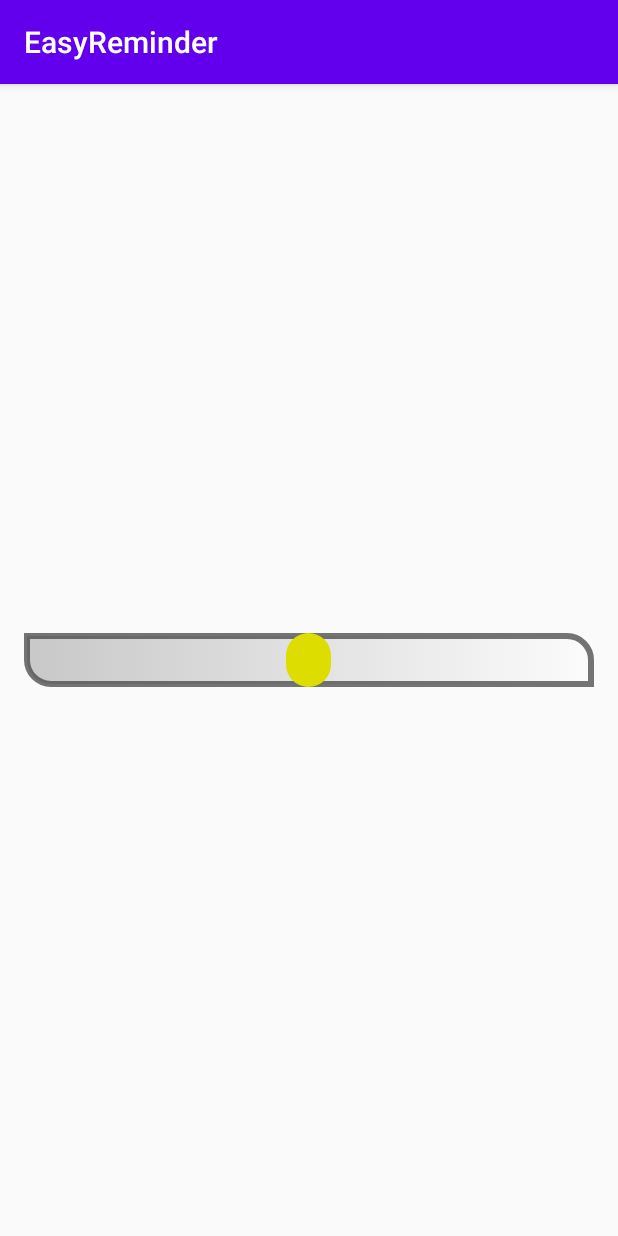
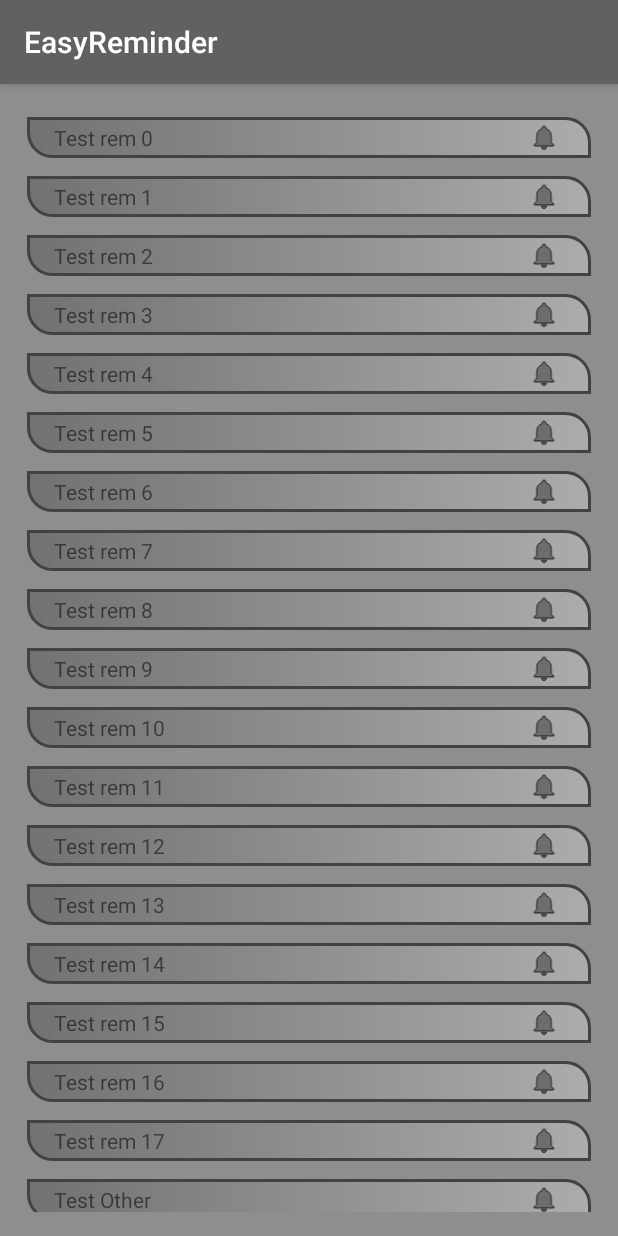
Before and after one commit to Robertomdam/EasyReminder, an Android app: the screen it shows after launch (RemindersActivity), on a phone screen of 412 x 824 dp. Run offline under Robolectric (Android 15) with nearby library versions, the phone set to English and light mode, and no system bars.

Commit message:
· First implementation of the recycler view. · The item layout is now fixed and visualizes correctly. · Recycler view adapter finished.

```diff
--- a/app/build.gradle
+++ b/app/build.gradle
@@ -28,6 +28,7 @@ dependencies {
 
     implementation 'androidx.appcompat:appcompat:1.1.0'
     implementation 'androidx.constraintlayout:constraintlayout:1.1.3'
+    implementation 'androidx.recyclerview:recyclerview:1.1.0'
     testImplementation 'junit:junit:4.12'
     androidTestImplementation 'androidx.test.ext:junit:1.1.1'
     androidTestImplementation 'androidx.test.espresso:espresso-core:3.2.0'
--- /dev/null
+++ b/app/src/main/java/com/rmm/easyreminder/Reminder.java
@@ -0,0 +1,15 @@
+package com.rmm.easyreminder;
+
+public class Reminder
+{
+    private String mNote;
+
+    public Reminder (String note)
+    {
+        mNote = note;
+    }
+
+    public String getNote() {
+        return mNote;
+    }
+}
--- a/app/src/main/java/com/rmm/easyreminder/RemindersActivity.java
+++ b/app/src/main/java/com/rmm/easyreminder/RemindersActivity.java
@@ -1,14 +1,45 @@
 package com.rmm.easyreminder;
 
 import androidx.appcompat.app.AppCompatActivity;
+import androidx.recyclerview.widget.DividerItemDecoration;
+import androidx.recyclerview.widget.LinearLayoutManager;
+import androidx.recyclerview.widget.RecyclerView;
 
 import android.os.Bundle;
+import android.util.Log;
+import android.widget.LinearLayout;
+
+import java.util.ArrayList;
 
 public class RemindersActivity extends AppCompatActivity {
+
+    ArrayList<Reminder> mReminders;
+
+    RecyclerView rv_reminders;
+    RemindersRecyclerViewAdapter mRemindersRecyclerViewAdapter;
+    RecyclerView.LayoutManager mLayoutManager;
 
     @Override
     protected void onCreate(Bundle savedInstanceState) {
         super.onCreate(savedInstanceState);
         setContentView(R.layout.activity_reminders);
+
+        mReminders = new ArrayList<Reminder>();
+
+        // Three reminders are created at the begining for testing purposes.
+        for (int i = 0; i < 18; i++) {
+            mReminders.add( new Reminder("Test rem " + i) );
+        }
+
+        mReminders.add( new Reminder("Test Other") );
+
+        mRemindersRecyclerViewAdapter = new RemindersRecyclerViewAdapter (mReminders);
+        mLayoutManager = new LinearLayoutManager (this, LinearLayoutManager.VERTICAL, false);
+
+        rv_reminders = findViewById(R.id.rv_reminders);
+        rv_reminders.setLayoutManager(mLayoutManager);
+        rv_reminders.setAdapter(mRemindersRecyclerViewAdapter);
+
+//        rv_reminders.addItemDecoration(new DividerItemDecoration(this, DividerItemDecoration.VERTICAL));
     }
 }
--- /dev/null
+++ b/app/src/main/java/com/rmm/easyreminder/RemindersRecyclerViewAdapter.java
@@ -0,0 +1,56 @@
+package com.rmm.easyreminder;
+
+import android.view.LayoutInflater;
+import android.view.View;
+import android.view.ViewGroup;
+import android.widget.ImageView;
+import android.widget.TextView;
+
+import androidx.annotation.NonNull;
+import androidx.recyclerview.widget.RecyclerView;
+
+import java.util.ArrayList;
+import java.util.zip.Inflater;
+
+public class RemindersRecyclerViewAdapter
+        extends RecyclerView.Adapter<RemindersRecyclerViewAdapter.RemindersRecyclerViewViewHolder>
+{
+    private ArrayList<Reminder> mReminders;
+
+    public RemindersRecyclerViewAdapter (ArrayList<Reminder> reminders)
+    {
+        mReminders = reminders;
+    }
+
+    public static class RemindersRecyclerViewViewHolder extends RecyclerView.ViewHolder
+    {
+        TextView tv_note;
+        ImageView iv_notification;
+
+        public RemindersRecyclerViewViewHolder(@NonNull View itemView) {
+            super(itemView);
+
+            tv_note = itemView.findViewById(R.id.item_tv_note);
+            iv_notification = itemView.findViewById(R.id.item_iv_notification);
+        }
+    }
+
+    @NonNull
+    @Override
+    public RemindersRecyclerViewViewHolder onCreateViewHolder(@NonNull ViewGroup viewGroup, int i) {
+
+        View v = LayoutInflater.from( viewGroup.getContext() ).inflate(R.layout.item_reminder, viewGroup, false);
+        return new RemindersRecyclerViewViewHolder (v);
+    }
+
+    @Override
+    public void onBindViewHolder(@NonNull RemindersRecyclerViewViewHolder remindersRecyclerViewViewHolder, int i) {
+        // Fill the views with the data
+        remindersRecyclerViewViewHolder.tv_note.setText( mReminders.get(i).getNote() );;
+    }
+
+    @Override
+    public int getItemCount() {
+        return mReminders.size();
+    }
+}
--- /dev/null
+++ b/app/src/main/res/drawable/ic_notifications.xml
@@ -0,0 +1,14 @@
+<vector
+    android:height="24dp"
+    android:viewportHeight="24.0"
+    android:viewportWidth="24.0"
+    android:width="24dp"
+    xmlns:android="http://schemas.android.com/apk/res/android">
+
+    <path
+        android:fillColor="@color/secondaryLightColor"
+        android:pathData="M12,22c1.1,0 2,-0.9 2,-2h-4c0,1.1 0.89,2 2,2zM18,16v-5c0,-3.07 -1.64,-5.64 -4.5,-6.32L13.5,4c0,-0.83 -0.67,-1.5 -1.5,-1.5s-1.5,0.67 -1.5,1.5v0.68C7.63,5.36 6,7.92 6,11v5l-2,2v1h16v-1l-2,-2z"
+        android:strokeWidth="0.8"
+        android:strokeColor="@color/secondaryDarkColor"
+        />
+</vector>
--- a/app/src/main/res/drawable/item_background.xml
+++ b/app/src/main/res/drawable/item_background.xml
@@ -11,8 +11,8 @@
             android:bottomLeftRadius="16dp"
             android:topRightRadius="16dp"/>
         <stroke
-            android:color="#BB444444"
-            android:width="4dp" />
+            android:color="@color/secondaryColor"
+            android:width="2dp" />
     </shape>
 </item>
 </selector>
--- a/app/src/main/res/layout/activity_reminders.xml
+++ b/app/src/main/res/layout/activity_reminders.xml
@@ -5,40 +5,21 @@
     xmlns:tools="http://schemas.android.com/tools"
     android:layout_width="match_parent"
     android:layout_height="match_parent"
-    tools:context=".RemindersActivity">
+    tools:context=".RemindersActivity"
+    android:background="@color/primaryLightColor">
 
-    <LinearLayout
-        android:id="@+id/ll_root"
+    <androidx.recyclerview.widget.RecyclerView
+        android:id="@+id/rv_reminders"
         android:layout_width="match_parent"
         android:layout_height="match_parent"
         android:layout_marginStart="16dp"
         android:layout_marginTop="16dp"
         android:layout_marginEnd="16dp"
         android:layout_marginBottom="16dp"
-        android:backgroundTint="#00BCD4"
-        android:gravity="center_vertical"
-        android:orientation="vertical"
         app:layout_constraintBottom_toBottomOf="parent"
         app:layout_constraintEnd_toEndOf="parent"
         app:layout_constraintStart_toStartOf="parent"
-        app:layout_constraintTop_toTopOf="parent">
-
-        <LinearLayout
-            android:id="@+id/ll_item"
-            android:layout_width="match_parent"
-            android:layout_height="36dp"
-            android:orientation="horizontal"
-            android:background="@drawable/item_background"
-            android:paddingHorizontal="32dp"
-            android:gravity="center_horizontal">
-
-            <ImageView
-                android:layout_width="30dp"
-                android:layout_height="match_parent"
-                android:src="@drawable/item_button_notification_background"/>
-
-        </LinearLayout>
-
-    </LinearLayout>
+        app:layout_constraintTop_toTopOf="parent"
+        />
 
 </androidx.constraintlayout.widget.ConstraintLayout>
--- /dev/null
+++ b/app/src/main/res/layout/item_reminder.xml
@@ -0,0 +1,30 @@
+<?xml version="1.0" encoding="utf-8"?>
+<LinearLayout
+    xmlns:android="http://schemas.android.com/apk/res/android"
+    android:layout_width="match_parent"
+    android:layout_height="wrap_content"
+    android:orientation="horizontal"
+    android:layout_marginVertical="6dp"
+    android:layout_marginHorizontal="2dp"
+    android:padding="4dp"
+    android:background="@drawable/item_background">
+
+    <TextView
+        android:id="@+id/item_tv_note"
+        android:layout_width="match_parent"
+        android:layout_height="wrap_content"
+        android:layout_weight="0.15"
+        android:layout_marginHorizontal="14dp"
+        android:text="test"
+        />
+
+    <ImageView
+        android:id="@+id/item_iv_notification"
+        android:layout_width="match_parent"
+        android:layout_height="match_parent"
+        android:layout_weight="0.85"
+        android:layout_marginHorizontal="14dp"
+        android:src="@drawable/ic_notifications"
+        />
+
+</LinearLayout>
--- a/app/src/main/res/values/colors.xml
+++ b/app/src/main/res/values/colors.xml
@@ -1,6 +1,12 @@
 <?xml version="1.0" encoding="utf-8"?>
 <resources>
-    <color name="colorPrimary">#6200EE</color>
-    <color name="colorPrimaryDark">#3700B3</color>
-    <color name="colorAccent">#03DAC5</color>
+    <color name="primaryColor">#616161</color>
+    <color name="primaryLightColor">#8e8e8e</color>
+    <color name="primaryDarkColor">#373737</color>
+    <color name="primaryTextColor"> #ffffff</color>
+
+    <color name="secondaryColor">#424242</color>
+    <color name="secondaryLightColor">#6d6d6d</color>
+    <color name="secondaryDarkColor">#1b1b1b</color>
+    <color name="secondaryTextColor">#ffffff</color>
 </resources>
--- a/app/src/main/res/values/styles.xml
+++ b/app/src/main/res/values/styles.xml
@@ -3,9 +3,9 @@
     <!-- Base application theme. -->
     <style name="AppTheme" parent="Theme.AppCompat.Light.DarkActionBar">
         <!-- Customize your theme here. -->
-        <item name="colorPrimary">@color/colorPrimary</item>
-        <item name="colorPrimaryDark">@color/colorPrimaryDark</item>
-        <item name="colorAccent">@color/colorAccent</item>
+        <item name="colorPrimary">@color/primaryColor</item>
+        <item name="colorPrimaryDark">@color/primaryDarkColor</item>
+        <item name="colorAccent">@color/primaryDarkColor</item>
     </style>
 
 </resources>
```
